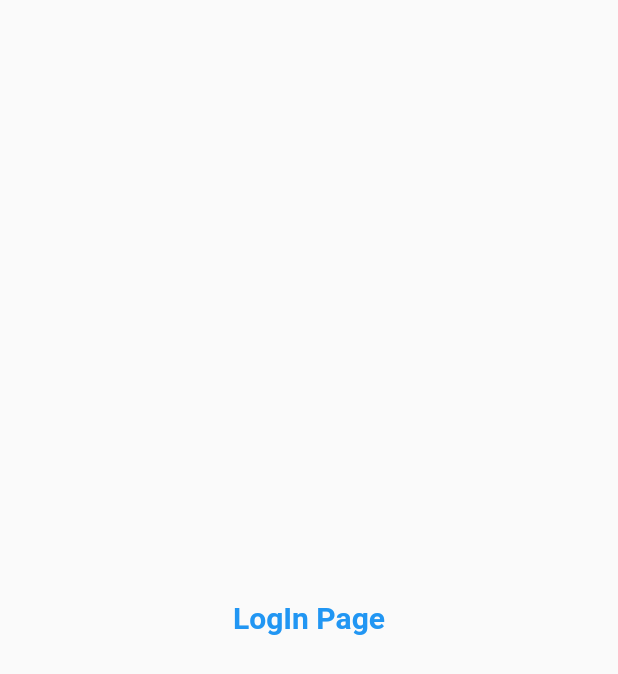
After one commit to shubhamofc/Mynotes_flutter, a Flutter app: the screen it shows after launch, on a phone screen of 412 x 824 dp. The commit adds this screen. Shown: the top 674 px of the screen. Run offline on Flutter 3.47's test engine with Material 2 defaults, Android fonts, the phone set to English and light mode, and no system bars.

Commit message:
Day 3 compeleted

```diff
--- a/lib/main.dart
+++ b/lib/main.dart
@@ -1,6 +1,6 @@
 import 'package:flutter/material.dart';
-import 'home.dart';
-
+import 'pages/home.dart';
+import 'pages/LoginPage.dart';
 void main() => runApp(const MyApp());
 
 class MyApp extends StatelessWidget {
@@ -8,10 +8,21 @@ class MyApp extends StatelessWidget {
 
   @override
   Widget build(BuildContext context) {
+    return  MaterialApp(
+      themeMode: ThemeMode.light,
+      theme: ThemeData(primarySwatch: Colors.deepPurple),
 
-
-     return MaterialApp(
-      home:HomePage(),
+      darkTheme: ThemeData(
+        brightness:Brightness.light
+      ) ,
+      routes: {
+        // ignore: non_constant_identifier_names
+        "/": (Context) => const LoginPage(),
+        // ignore: non_constant_identifier_names
+        "/home":(Context) => const HomePage(),
+        // ignore: non_constant_identifier_names
+        "/Login": (Context)=> const LoginPage(),
+      },
     );
   }
-}
+  }
--- /dev/null
+++ b/lib/pages/LoginPage.dart
@@ -0,0 +1,22 @@
+
+import 'package:flutter/material.dart';
+
+class LoginPage extends StatelessWidget {
+  const LoginPage({Key? key}) : super(key: key);
+
+  @override
+  Widget build(BuildContext context) {
+    return const Material(
+      child: Center(
+        child: Text(
+          'LogIn Page',
+          style: TextStyle(
+            fontSize: 20,
+            color: Colors.blue,
+            fontWeight: FontWeight.bold
+          ),
+        )
+        )
+    );
+  }
+}
```
Also changed, not shown: lib/pages/home.dart (renamed from lib/home.dart).
